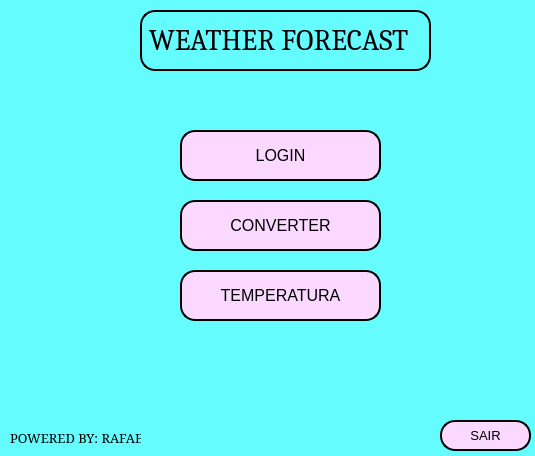
Qt form primeiratela.ui (olymis/WEATHER-FORECAST) before a commit.
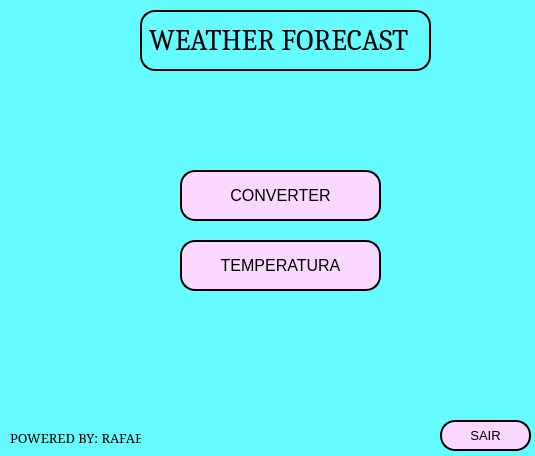
The same form after that commit.

```diff
--- a/primeiratela.ui
+++ b/primeiratela.ui
@@ -128,45 +128,11 @@
      <string>SAIR</string>
     </property>
    </widget>
-   <widget class="QPushButton" name="pushButton">
-    <property name="geometry">
-     <rect>
-      <x>180</x>
-      <y>130</y>
-      <width>201</width>
-      <height>51</height>
-     </rect>
-    </property>
-    <property name="font">
-     <font>
-      <pointsize>12</pointsize>
-     </font>
-    </property>
-    <property name="styleSheet">
-     <string notr="true">QPushButton {
-background-color: rgb(250, 216, 255);
-border-radius: 15px; 
-border-style: outset; 
-border-width: 2px;
-border-color: black;
-}
-QPushButton:pressed {
-background-color: rgb(250, 216, 255);
-border-style: outset; 
-border-width: 2px;
-border-radius: 15px; 
-border-color: white;
-}</string>
-    </property>
-    <property name="text">
-     <string>LOGIN</string>
-    </property>
-   </widget>
    <widget class="QPushButton" name="pushButton_3">
     <property name="geometry">
      <rect>
       <x>180</x>
-      <y>200</y>
+      <y>170</y>
       <width>201</width>
       <height>51</height>
      </rect>
@@ -200,7 +166,7 @@
     <property name="geometry">
      <rect>
       <x>180</x>
-      <y>270</y>
+      <y>240</y>
       <width>201</width>
       <height>51</height>
      </rect>
```
